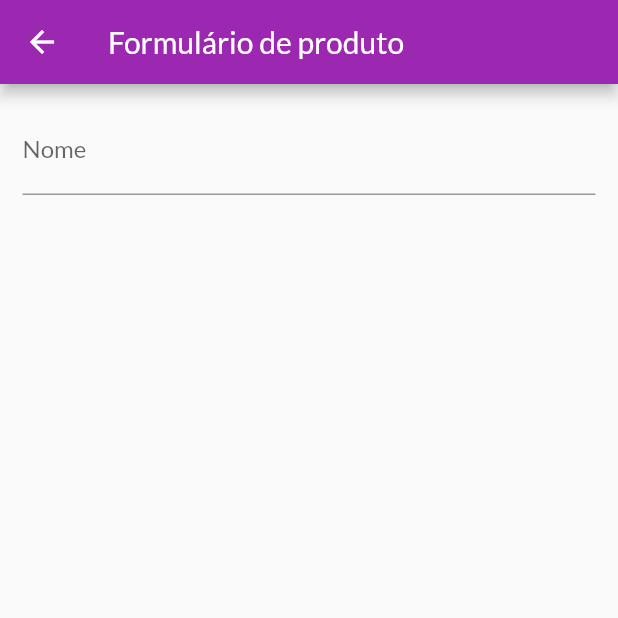
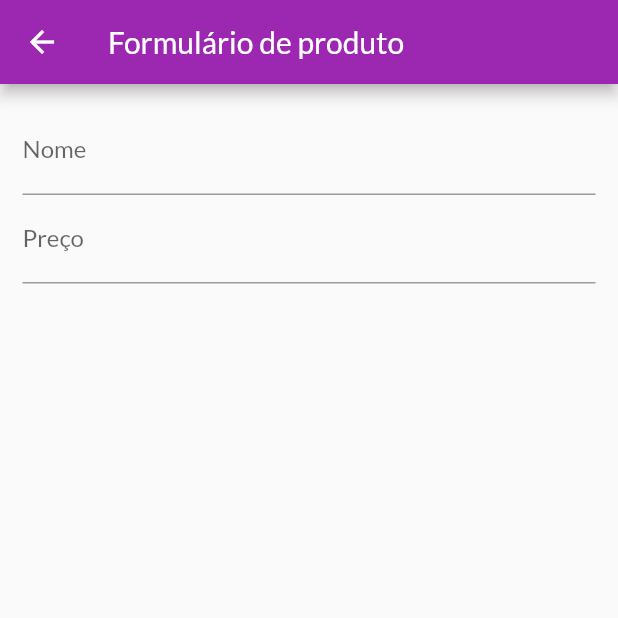
Before and after one commit to Jo-Analyst/shop-2, a Flutter app: the ProductFormPage screen opened by its route, on a phone screen of 412 x 824 dp, the top half of it. Run offline on Flutter 3.47's test engine with Material 2 defaults, Android fonts, the phone set to English and light mode, and no system bars; network calls fail.

Commit message:
256. Controlando o Foco

```diff
--- a/lib/pages/product_form_page.dart
+++ b/lib/pages/product_form_page.dart
@@ -8,6 +8,8 @@ class ProductFormPage extends StatefulWidget {
 }
 
 class _ProductFormPageState extends State<ProductFormPage> {
+  final _priceFocus = FocusNode();
+
   @override
   Widget build(BuildContext context) {
     return Scaffold(
@@ -23,7 +25,18 @@ class _ProductFormPageState extends State<ProductFormPage> {
                 decoration: const InputDecoration(labelText: "Nome"
                     // labelStyle: TextStyle(color: Colors.purple),
                     ),
+                // onFieldSubmitted: (_) {
+                //   FocusScope.of(context).requestFocus(_priceFocus);
+                // },
                 textInputAction: TextInputAction.next,
+              ),
+              TextFormField(
+                decoration: const InputDecoration(labelText: "Preço"),
+                // focusNode: _priceFocus,
+                textInputAction: TextInputAction.next,
+                keyboardType: const TextInputType.numberWithOptions(
+                  decimal: true,
+                ),
               ),
             ],
           ),
```
